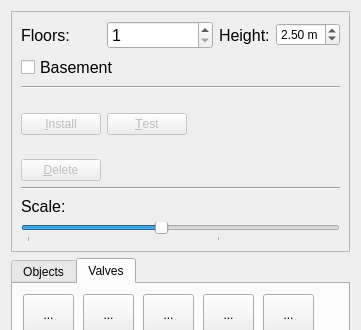
Before: the Qt Designer form formtools.ui in fasa1964/fsaqua, drawn with Qt 5; both pictures show x 0 to 361 and y 0 to 330 of the 361 by 509 pixel window.
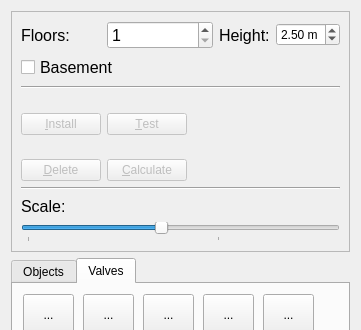
After: the same form once the commit is applied. Icons and pictures are not drawn.

Commit message: Add button for calculating pipe dimension

Diff of the .ui file:
```diff
--- a/formtools.ui
+++ b/formtools.ui
@@ -254,6 +254,16 @@
         </property>
        </widget>
       </item>
+      <item row="4" column="1">
+       <widget class="QPushButton" name="calculateButton">
+        <property name="enabled">
+         <bool>false</bool>
+        </property>
+        <property name="text">
+         <string>&amp;Calculate</string>
+        </property>
+       </widget>
+      </item>
      </layout>
     </widget>
    </item>
```
The commit also changes 7 other files.
